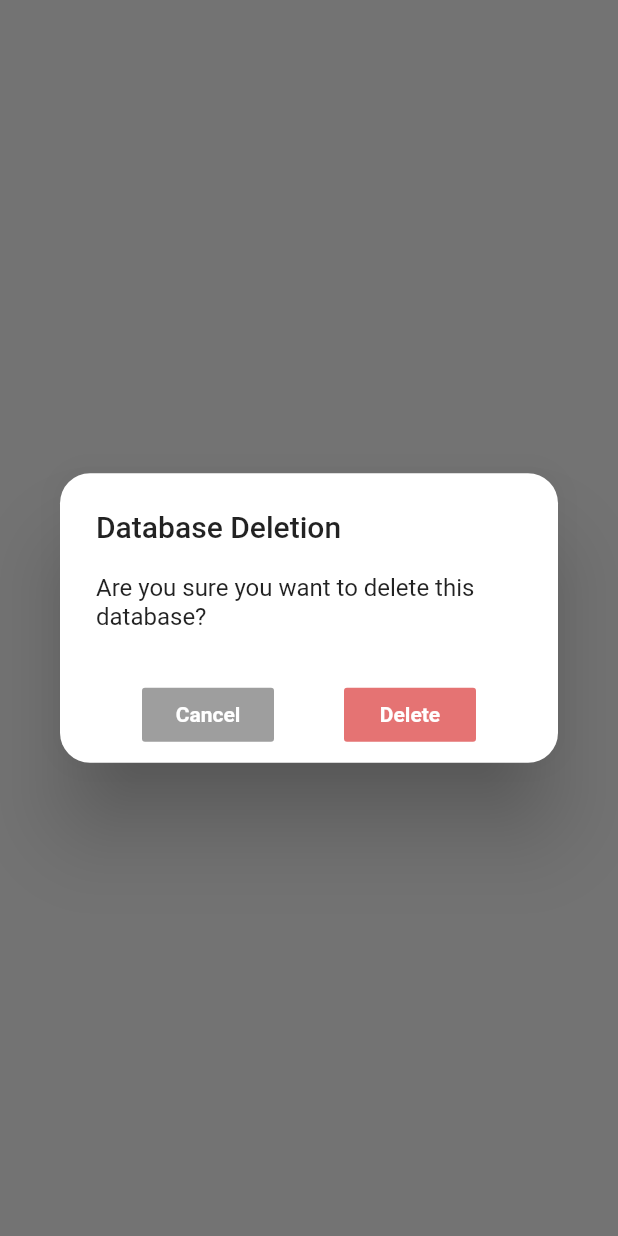
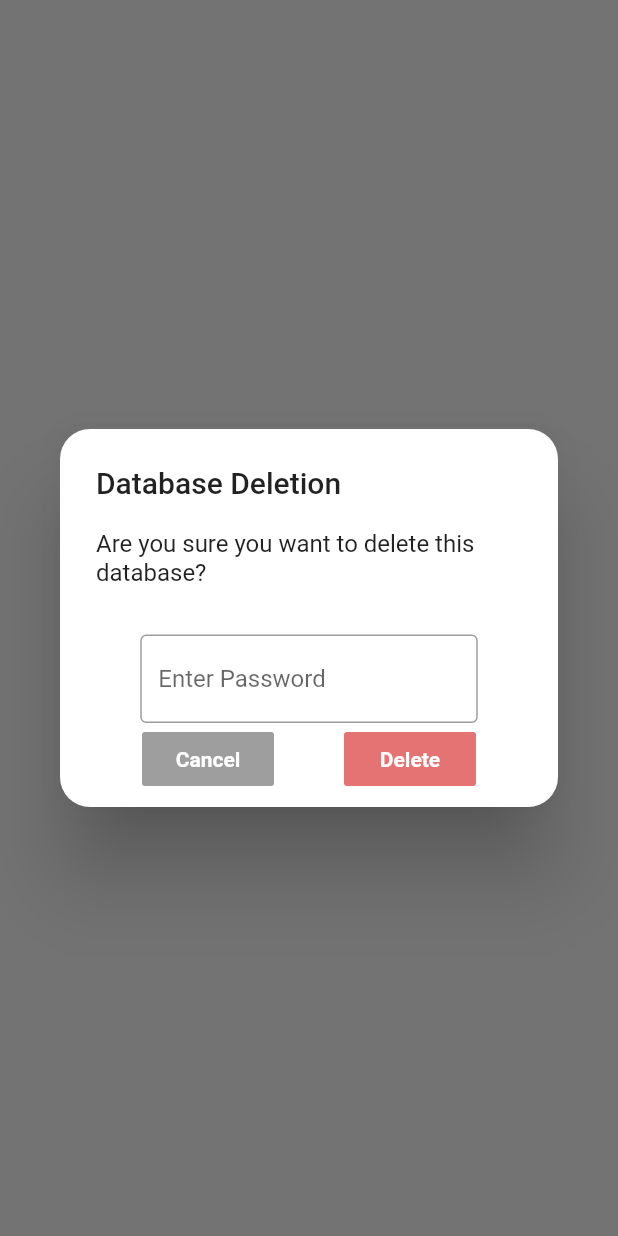
Before and after one commit to kevin-gonzalez16/TrueVault, a Flutter app: the DeleteConfirmationScreen widget shown alone on an empty page, opened directly, on a phone screen of 412 x 824 dp. Run offline on Flutter 3.47's test engine with Material 2 defaults, Android fonts, the phone set to English and light mode, and no system bars; missing offline and left inert: encrypt.

Commit message:
Done with password visibily toggle in new/edit record screens and with the password confirmation when deleting a database

```diff
--- a/lib/screens/delete_confirmation_form.dart
+++ b/lib/screens/delete_confirmation_form.dart
@@ -1,6 +1,9 @@
 import 'package:flutter/material.dart';
+import 'package:flutter/services.dart';
 
 Future<bool> DeleteConfirmationScreen(BuildContext context) async {
+  String check = "false";
+
   return await showDialog(
       context: context,
       builder: (context) {
@@ -9,8 +12,24 @@ Future<bool> DeleteConfirmationScreen(BuildContext context) async {
             shape:
                 RoundedRectangleBorder(borderRadius: BorderRadius.circular(20)),
             content: Text("Are you sure you want to delete this database?"),
-            title: const Text('Database Deletion'),
+            title: Text('Database Deletion'),
             actions: <Widget>[
+              Container(
+                alignment: Alignment.topCenter,
+                child: SizedBox(
+                  width: 225.0,
+                  child: TextField(
+                    key: Key("text-field-database-deletion-password"),
+                    onChanged: (text) {
+                      check = text;
+                    },
+                    decoration: InputDecoration(
+                      border: OutlineInputBorder(),
+                      hintText: 'Enter Password',
+                    ),
+                  ),
+                ),
+              ),
               Row(
                 mainAxisAlignment: MainAxisAlignment.spaceEvenly,
                 children: [
@@ -25,14 +44,20 @@ Future<bool> DeleteConfirmationScreen(BuildContext context) async {
                   ),
                   FlatButton(
                     key: Key("DeleteConfirmationButton"),
-                    onPressed: () => Navigator.of(context).pop(true),
+                    onPressed: () {
+                      if (check == "PASSWORD") {
+                        Navigator.of(context).pop(true);
+                      } else {
+                        //display incorrect password message
+                      }
+                    },
                     child: Text(
                       'Delete',
                       style: TextStyle(
                           color: Colors.white, fontWeight: FontWeight.w700),
                     ),
                     color: Colors.red[300],
-                  )
+                  ),
                 ],
               )
             ],
--- a/test_driver/app_test.dart
+++ b/test_driver/app_test.dart
@@ -198,6 +198,8 @@ void main() {
         expect(await driver.getText(chooseDatabaseButtonText), "Open Database");
       });
       test('delete-database button works', () async {
+        final databaseDeletionConfirmationPassword =
+            find.byValueKey("text-field-database-deletion-password");
         expect(
             await driver.getText(deleteDatabaseButtonText), "Delete Database");
         await driver.tap(deleteDatabaseButton);
@@ -207,10 +209,13 @@ void main() {
         await driver.tap(deleteDatabaseElevatedButton1);
         final deleteConfirmationButton =
             find.byValueKey("DeleteConfirmationButton");
+        await driver.tap(databaseDeletionConfirmationPassword);
+        await driver.enterText("PASSWORD"); //hard coded for now
         await driver.tap(deleteConfirmationButton);
         await driver.tap(deleteDatabaseCancelButton);
         expect(
             await driver.getText(deleteDatabaseButtonText), "Delete Database");
+
         await driver.tap(deleteDatabaseButton);
         final deleteDatabaseText0 = find.byValueKey("deleteDatabaseText0");
         expect(await driver.getText(deleteDatabaseText0), "Database Name");
@@ -220,6 +225,8 @@ void main() {
             await driver.getText(deleteDatabaseButtonText), "Delete Database");
       });
       test('delete-database-icon button works', () async {
+        final databaseDeletionConfirmationPassword =
+            find.byValueKey("text-field-database-deletion-password");
         expect(
             await driver.getText(deleteDatabaseButtonText), "Delete Database");
         await driver.tap(deleteDatabaseIconButton);
@@ -229,6 +236,8 @@ void main() {
         await driver.tap(deleteDatabaseElevatedButton0);
         final deleteConfirmationButton =
             find.byValueKey("DeleteConfirmationButton");
+        await driver.tap(databaseDeletionConfirmationPassword);
+        await driver.enterText("PASSWORD"); //hard coded for now
         await driver.tap(deleteConfirmationButton);
         await driver.tap(deleteDatabaseCancelButton);
         expect(
@@ -254,6 +263,8 @@ void main() {
     });
 
     test('Be able to create a new record form inside a database', () async {
+      final eyeIconEditRecordForm =
+          find.byValueKey("eye-icon-button-new-record-form");
       //open database we previously created
       await driver.tap(chooseDatabaseButton);
       final chooseDatabaseButton2 = find.byValueKey('chooseDatabaseButton0');
@@ -271,6 +282,8 @@ void main() {
       final passwordInputNewForm = find.byValueKey('password-input-new-form');
       await driver.tap(passwordInputNewForm);
       await driver.enterText("myPASSWORD1");
+      await driver.tap(eyeIconEditRecordForm);
+
       final notesInputNewForm = find.byValueKey('notes-input-new-form');
       await driver.tap(notesInputNewForm);
       await driver.enterText("Notes Example");
```
Also changed, not shown: lib/screens/delete_database_screen.dart (+15 -13 lines), lib/screens/edit_record.dart (+25 -5 lines), lib/screens/new_record_form.dart (+23 -4 lines).
